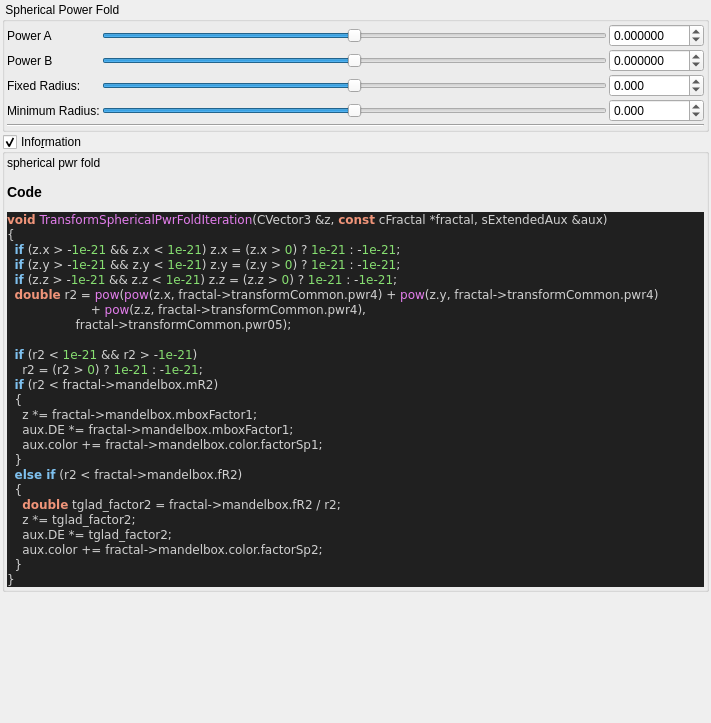
Before: the Qt Designer form mandelbulber2/qt_data/fractal_transf_spherical_pwr_fold.ui in buddhi1980/mandelbulber2, drawn with Qt 5.
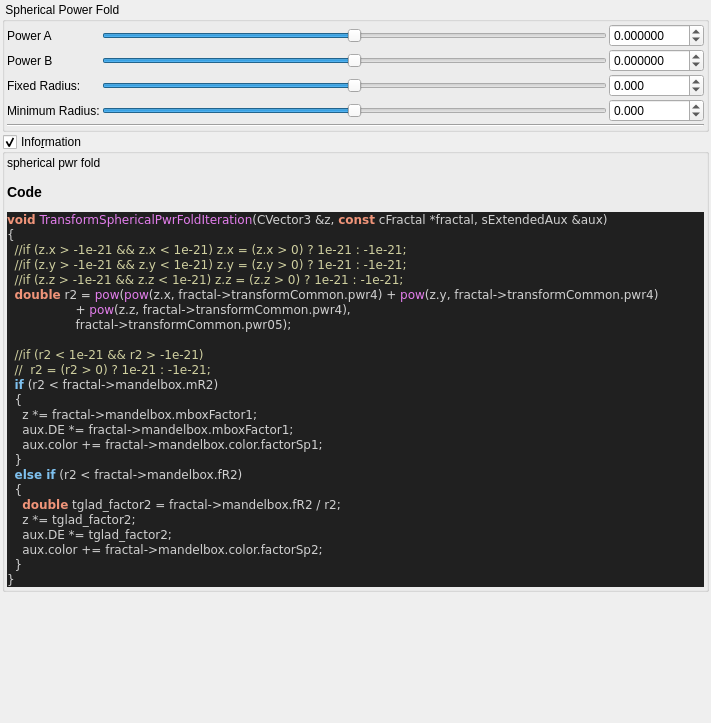
After: the same form once the commit is applied. Custom widgets are drawn as their Qt base class.

Commit message:
stripped code highlight output to body tag
 the surrounding part (HTML Tag and comment) contained version specific parts.
 Now only the body tag will be written to the ui file,
 so the complete output of populateUiInformation.php should be reproducable.

 Also readded broken symlinks in deploy/share/mandelbulber2

Diff of the .ui file:
```diff
--- a/mandelbulber2/qt_data/fractal_transf_spherical_pwr_fold.ui
+++ b/mandelbulber2/qt_data/fractal_transf_spherical_pwr_fold.ui
@@ -337,24 +337,18 @@
          <string>&lt;p&gt;spherical pwr fold&lt;/p&gt;&lt;table&gt;
 &lt;/table&gt;
 &lt;h3&gt;Code&lt;/h3&gt;
-&lt;!DOCTYPE HTML PUBLIC &quot;-//W3C//DTD HTML 4.0 Transitional//EN&quot;&gt;
-&lt;html&gt;
-&lt;head&gt;
-&lt;meta http-equiv=&quot;content-type&quot; content=&quot;text/html; charset=ISO-8859-1&quot;&gt;
-&lt;title&gt;Source file&lt;/title&gt;
-&lt;/head&gt;
 &lt;body style=&quot;background-color:#202020&quot;&gt;
-&lt;pre style=&quot;color:#d0d0d0; background-color:#202020;  font-family:'Courier New';&quot;&gt;&lt;span style=&quot;color:#f09479; font-weight:bold&quot;&gt;void&lt;/span&gt; &lt;span style=&quot;color:#e47eed&quot;&gt;TransformSphericalPwrFoldIteration&lt;/span&gt;&lt;span style=&quot;color:#d0d0d0&quot;&gt;(&lt;/span&gt;CVector3 &lt;span style=&quot;color:#d0d0d0&quot;&gt;&amp;amp;&lt;/span&gt;z&lt;span style=&quot;color:#d0d0d0&quot;&gt;,&lt;/span&gt; &lt;span style=&quot;color:#f09479; font-weight:bold&quot;&gt;const&lt;/span&gt; cFractal &lt;span style=&quot;color:#d0d0d0&quot;&gt;*&lt;/span&gt;fractal&lt;span style=&quot;color:#d0d0d0&quot;&gt;,&lt;/span&gt; sExtendedAux &lt;span style=&quot;color:#d0d0d0&quot;&gt;&amp;amp;&lt;/span&gt;aux&lt;span style=&quot;color:#d0d0d0&quot;&gt;)&lt;/span&gt;
+&lt;pre style=&quot;color:#d0d0d0; background-color:#202020;  font-family:'Courier New',monospace;&quot;&gt;&lt;span style=&quot;color:#f09479; font-weight:bold&quot;&gt;void&lt;/span&gt; &lt;span style=&quot;color:#e47eed&quot;&gt;TransformSphericalPwrFoldIteration&lt;/span&gt;&lt;span style=&quot;color:#d0d0d0&quot;&gt;(&lt;/span&gt;CVector3 &lt;span style=&quot;color:#d0d0d0&quot;&gt;&amp;amp;&lt;/span&gt;z&lt;span style=&quot;color:#d0d0d0&quot;&gt;,&lt;/span&gt; &lt;span style=&quot;color:#f09479; font-weight:bold&quot;&gt;const&lt;/span&gt; cFractal &lt;span style=&quot;color:#d0d0d0&quot;&gt;*&lt;/span&gt;fractal&lt;span style=&quot;color:#d0d0d0&quot;&gt;,&lt;/span&gt; sExtendedAux &lt;span style=&quot;color:#d0d0d0&quot;&gt;&amp;amp;&lt;/span&gt;aux&lt;span style=&quot;color:#d0d0d0&quot;&gt;)&lt;/span&gt;
 &lt;span style=&quot;color:#d0d0d0&quot;&gt;{&lt;/span&gt;
-  &lt;span style=&quot;color:#7ec0ee; font-weight:bold&quot;&gt;if&lt;/span&gt; &lt;span style=&quot;color:#d0d0d0&quot;&gt;(&lt;/span&gt;z&lt;span style=&quot;color:#d0d0d0&quot;&gt;.&lt;/span&gt;x &lt;span style=&quot;color:#d0d0d0&quot;&gt;&amp;gt; -&lt;/span&gt;&lt;span style=&quot;color:#87df71&quot;&gt;1e-21&lt;/span&gt; &lt;span style=&quot;color:#d0d0d0&quot;&gt;&amp;amp;&amp;amp;&lt;/span&gt; z&lt;span style=&quot;color:#d0d0d0&quot;&gt;.&lt;/span&gt;x &lt;span style=&quot;color:#d0d0d0&quot;&gt;&amp;lt;&lt;/span&gt; &lt;span style=&quot;color:#87df71&quot;&gt;1e-21&lt;/span&gt;&lt;span style=&quot;color:#d0d0d0&quot;&gt;)&lt;/span&gt; z&lt;span style=&quot;color:#d0d0d0&quot;&gt;.&lt;/span&gt;x &lt;span style=&quot;color:#d0d0d0&quot;&gt;= (&lt;/span&gt;z&lt;span style=&quot;color:#d0d0d0&quot;&gt;.&lt;/span&gt;x &lt;span style=&quot;color:#d0d0d0&quot;&gt;&amp;gt;&lt;/span&gt; &lt;span style=&quot;color:#87df71&quot;&gt;0&lt;/span&gt;&lt;span style=&quot;color:#d0d0d0&quot;&gt;)&lt;/span&gt; ? &lt;span style=&quot;color:#87df71&quot;&gt;1e-21&lt;/span&gt; &lt;span style=&quot;color:#d0d0d0&quot;&gt;: -&lt;/span&gt;&lt;span style=&quot;color:#87df71&quot;&gt;1e-21&lt;/span&gt;&lt;span style=&quot;color:#d0d0d0&quot;&gt;;&lt;/span&gt;
-  &lt;span style=&quot;color:#7ec0ee; font-weight:bold&quot;&gt;if&lt;/span&gt; &lt;span style=&quot;color:#d0d0d0&quot;&gt;(&lt;/span&gt;z&lt;span style=&quot;color:#d0d0d0&quot;&gt;.&lt;/span&gt;y &lt;span style=&quot;color:#d0d0d0&quot;&gt;&amp;gt; -&lt;/span&gt;&lt;span style=&quot;color:#87df71&quot;&gt;1e-21&lt;/span&gt; &lt;span style=&quot;color:#d0d0d0&quot;&gt;&amp;amp;&amp;amp;&lt;/span&gt; z&lt;span style=&quot;color:#d0d0d0&quot;&gt;.&lt;/span&gt;y &lt;span style=&quot;color:#d0d0d0&quot;&gt;&amp;lt;&lt;/span&gt; &lt;span style=&quot;color:#87df71&quot;&gt;1e-21&lt;/span&gt;&lt;span style=&quot;color:#d0d0d0&quot;&gt;)&lt;/span&gt; z&lt;span style=&quot;color:#d0d0d0&quot;&gt;.&lt;/span&gt;y &lt;span style=&quot;color:#d0d0d0&quot;&gt;= (&lt;/span&gt;z&lt;span style=&quot;color:#d0d0d0&quot;&gt;.&lt;/span&gt;y &lt;span style=&quot;color:#d0d0d0&quot;&gt;&amp;gt;&lt;/span&gt; &lt;span style=&quot;color:#87df71&quot;&gt;0&lt;/span&gt;&lt;span style=&quot;color:#d0d0d0&quot;&gt;)&lt;/span&gt; ? &lt;span style=&quot;color:#87df71&quot;&gt;1e-21&lt;/span&gt; &lt;span style=&quot;color:#d0d0d0&quot;&gt;: -&lt;/span&gt;&lt;span style=&quot;color:#87df71&quot;&gt;1e-21&lt;/span&gt;&lt;span style=&quot;color:#d0d0d0&quot;&gt;;&lt;/span&gt;
-  &lt;span style=&quot;color:#7ec0ee; font-weight:bold&quot;&gt;if&lt;/span&gt; &lt;span style=&quot;color:#d0d0d0&quot;&gt;(&lt;/span&gt;z&lt;span style=&quot;color:#d0d0d0&quot;&gt;.&lt;/span&gt;z &lt;span style=&quot;color:#d0d0d0&quot;&gt;&amp;gt; -&lt;/span&gt;&lt;span style=&quot;color:#87df71&quot;&gt;1e-21&lt;/span&gt; &lt;span style=&quot;color:#d0d0d0&quot;&gt;&amp;amp;&amp;amp;&lt;/span&gt; z&lt;span style=&quot;color:#d0d0d0&quot;&gt;.&lt;/span&gt;z &lt;span style=&quot;color:#d0d0d0&quot;&gt;&amp;lt;&lt;/span&gt; &lt;span style=&quot;color:#87df71&quot;&gt;1e-21&lt;/span&gt;&lt;span style=&quot;color:#d0d0d0&quot;&gt;)&lt;/span&gt; z&lt;span style=&quot;color:#d0d0d0&quot;&gt;.&lt;/span&gt;z &lt;span style=&quot;color:#d0d0d0&quot;&gt;= (&lt;/span&gt;z&lt;span style=&quot;color:#d0d0d0&quot;&gt;.&lt;/span&gt;z &lt;span style=&quot;color:#d0d0d0&quot;&gt;&amp;gt;&lt;/span&gt; &lt;span style=&quot;color:#87df71&quot;&gt;0&lt;/span&gt;&lt;span style=&quot;color:#d0d0d0&quot;&gt;)&lt;/span&gt; ? &lt;span style=&quot;color:#87df71&quot;&gt;1e-21&lt;/span&gt; &lt;span style=&quot;color:#d0d0d0&quot;&gt;: -&lt;/span&gt;&lt;span style=&quot;color:#87df71&quot;&gt;1e-21&lt;/span&gt;&lt;span style=&quot;color:#d0d0d0&quot;&gt;;&lt;/span&gt;
+  &lt;span style=&quot;color:#d0d0a0&quot;&gt;//if (z.x &amp;gt; -1e-21 &amp;amp;&amp;amp; z.x &amp;lt; 1e-21) z.x = (z.x &amp;gt; 0) ? 1e-21 : -1e-21;&lt;/span&gt;
+  &lt;span style=&quot;color:#d0d0a0&quot;&gt;//if (z.y &amp;gt; -1e-21 &amp;amp;&amp;amp; z.y &amp;lt; 1e-21) z.y = (z.y &amp;gt; 0) ? 1e-21 : -1e-21;&lt;/span&gt;
+  &lt;span style=&quot;color:#d0d0a0&quot;&gt;//if (z.z &amp;gt; -1e-21 &amp;amp;&amp;amp; z.z &amp;lt; 1e-21) z.z = (z.z &amp;gt; 0) ? 1e-21 : -1e-21;&lt;/span&gt;
   &lt;span style=&quot;color:#f09479; font-weight:bold&quot;&gt;double&lt;/span&gt; r2 &lt;span style=&quot;color:#d0d0d0&quot;&gt;=&lt;/span&gt; &lt;span style=&quot;color:#e47eed&quot;&gt;pow&lt;/span&gt;&lt;span style=&quot;color:#d0d0d0&quot;&gt;(&lt;/span&gt;&lt;span style=&quot;color:#e47eed&quot;&gt;pow&lt;/span&gt;&lt;span style=&quot;color:#d0d0d0&quot;&gt;(&lt;/span&gt;z&lt;span style=&quot;color:#d0d0d0&quot;&gt;.&lt;/span&gt;x&lt;span style=&quot;color:#d0d0d0&quot;&gt;,&lt;/span&gt; fractal&lt;span style=&quot;color:#d0d0d0&quot;&gt;-&amp;gt;&lt;/span&gt;transformCommon&lt;span style=&quot;color:#d0d0d0&quot;&gt;.&lt;/span&gt;pwr4&lt;span style=&quot;color:#d0d0d0&quot;&gt;) +&lt;/span&gt; &lt;span style=&quot;color:#e47eed&quot;&gt;pow&lt;/span&gt;&lt;span style=&quot;color:#d0d0d0&quot;&gt;(&lt;/span&gt;z&lt;span style=&quot;color:#d0d0d0&quot;&gt;.&lt;/span&gt;y&lt;span style=&quot;color:#d0d0d0&quot;&gt;,&lt;/span&gt; fractal&lt;span style=&quot;color:#d0d0d0&quot;&gt;-&amp;gt;&lt;/span&gt;transformCommon&lt;span style=&quot;color:#d0d0d0&quot;&gt;.&lt;/span&gt;pwr4&lt;span style=&quot;color:#d0d0d0&quot;&gt;)&lt;/span&gt;
-                      &lt;span style=&quot;color:#d0d0d0&quot;&gt;+&lt;/span&gt; &lt;span style=&quot;color:#e47eed&quot;&gt;pow&lt;/span&gt;&lt;span style=&quot;color:#d0d0d0&quot;&gt;(&lt;/span&gt;z&lt;span style=&quot;color:#d0d0d0&quot;&gt;.&lt;/span&gt;z&lt;span style=&quot;color:#d0d0d0&quot;&gt;,&lt;/span&gt; fractal&lt;span style=&quot;color:#d0d0d0&quot;&gt;-&amp;gt;&lt;/span&gt;transformCommon&lt;span style=&quot;color:#d0d0d0&quot;&gt;.&lt;/span&gt;pwr4&lt;span style=&quot;color:#d0d0d0&quot;&gt;),&lt;/span&gt;
+                  &lt;span style=&quot;color:#d0d0d0&quot;&gt;+&lt;/span&gt; &lt;span style=&quot;color:#e47eed&quot;&gt;pow&lt;/span&gt;&lt;span style=&quot;color:#d0d0d0&quot;&gt;(&lt;/span&gt;z&lt;span style=&quot;color:#d0d0d0&quot;&gt;.&lt;/span&gt;z&lt;span style=&quot;color:#d0d0d0&quot;&gt;,&lt;/span&gt; fractal&lt;span style=&quot;color:#d0d0d0&quot;&gt;-&amp;gt;&lt;/span&gt;transformCommon&lt;span style=&quot;color:#d0d0d0&quot;&gt;.&lt;/span&gt;pwr4&lt;span style=&quot;color:#d0d0d0&quot;&gt;),&lt;/span&gt;
                   fractal&lt;span style=&quot;color:#d0d0d0&quot;&gt;-&amp;gt;&lt;/span&gt;transformCommon&lt;span style=&quot;color:#d0d0d0&quot;&gt;.&lt;/span&gt;pwr05&lt;span style=&quot;color:#d0d0d0&quot;&gt;);&lt;/span&gt;
 
-  &lt;span style=&quot;color:#7ec0ee; font-weight:bold&quot;&gt;if&lt;/span&gt; &lt;span style=&quot;color:#d0d0d0&quot;&gt;(&lt;/span&gt;r2 &lt;span style=&quot;color:#d0d0d0&quot;&gt;&amp;lt;&lt;/span&gt; &lt;span style=&quot;color:#87df71&quot;&gt;1e-21&lt;/span&gt; &lt;span style=&quot;color:#d0d0d0&quot;&gt;&amp;amp;&amp;amp;&lt;/span&gt; r2 &lt;span style=&quot;color:#d0d0d0&quot;&gt;&amp;gt; -&lt;/span&gt;&lt;span style=&quot;color:#87df71&quot;&gt;1e-21&lt;/span&gt;&lt;span style=&quot;color:#d0d0d0&quot;&gt;)&lt;/span&gt;
-    r2 &lt;span style=&quot;color:#d0d0d0&quot;&gt;= (&lt;/span&gt;r2 &lt;span style=&quot;color:#d0d0d0&quot;&gt;&amp;gt;&lt;/span&gt; &lt;span style=&quot;color:#87df71&quot;&gt;0&lt;/span&gt;&lt;span style=&quot;color:#d0d0d0&quot;&gt;)&lt;/span&gt; ? &lt;span style=&quot;color:#87df71&quot;&gt;1e-21&lt;/span&gt; &lt;span style=&quot;color:#d0d0d0&quot;&gt;: -&lt;/span&gt;&lt;span style=&quot;color:#87df71&quot;&gt;1e-21&lt;/span&gt;&lt;span style=&quot;color:#d0d0d0&quot;&gt;;&lt;/span&gt;
+  &lt;span style=&quot;color:#d0d0a0&quot;&gt;//if (r2 &amp;lt; 1e-21 &amp;amp;&amp;amp; r2 &amp;gt; -1e-21)&lt;/span&gt;
+  &lt;span style=&quot;color:#d0d0a0&quot;&gt;//  r2 = (r2 &amp;gt; 0) ? 1e-21 : -1e-21;&lt;/span&gt;
   &lt;span style=&quot;color:#7ec0ee; font-weight:bold&quot;&gt;if&lt;/span&gt; &lt;span style=&quot;color:#d0d0d0&quot;&gt;(&lt;/span&gt;r2 &lt;span style=&quot;color:#d0d0d0&quot;&gt;&amp;lt;&lt;/span&gt; fractal&lt;span style=&quot;color:#d0d0d0&quot;&gt;-&amp;gt;&lt;/span&gt;mandelbox&lt;span style=&quot;color:#d0d0d0&quot;&gt;.&lt;/span&gt;mR2&lt;span style=&quot;color:#d0d0d0&quot;&gt;)&lt;/span&gt;
   &lt;span style=&quot;color:#d0d0d0&quot;&gt;{&lt;/span&gt;
     z &lt;span style=&quot;color:#d0d0d0&quot;&gt;*=&lt;/span&gt; fractal&lt;span style=&quot;color:#d0d0d0&quot;&gt;-&amp;gt;&lt;/span&gt;mandelbox&lt;span style=&quot;color:#d0d0d0&quot;&gt;.&lt;/span&gt;mboxFactor1&lt;span style=&quot;color:#d0d0d0&quot;&gt;;&lt;/span&gt;
@@ -370,10 +364,7 @@
   &lt;span style=&quot;color:#d0d0d0&quot;&gt;}&lt;/span&gt;
 &lt;span style=&quot;color:#d0d0d0&quot;&gt;}&lt;/span&gt;
 &lt;/pre&gt;
-&lt;/body&gt;
-&lt;/html&gt;
-&lt;!--HTML generated by highlight 3.9, http://www.andre-simon.de/--&gt;
-</string>
+&lt;/body&gt;</string>
         </property>
         <property name="wordWrap">
          <bool>true</bool>
```
The commit also changes 109 other files.
